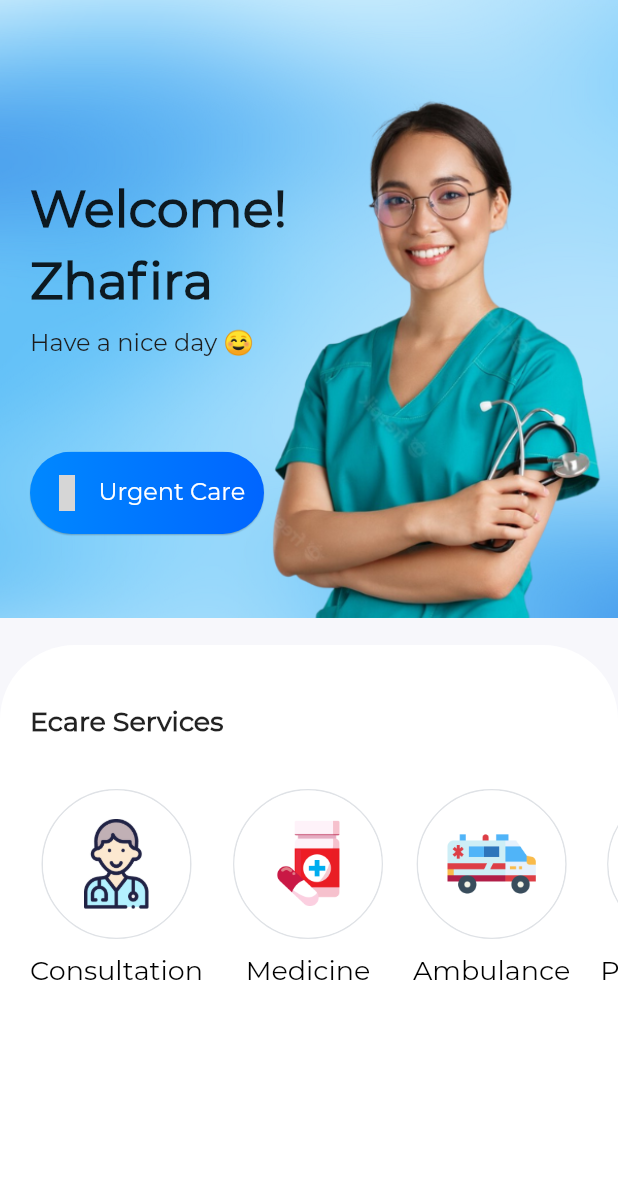
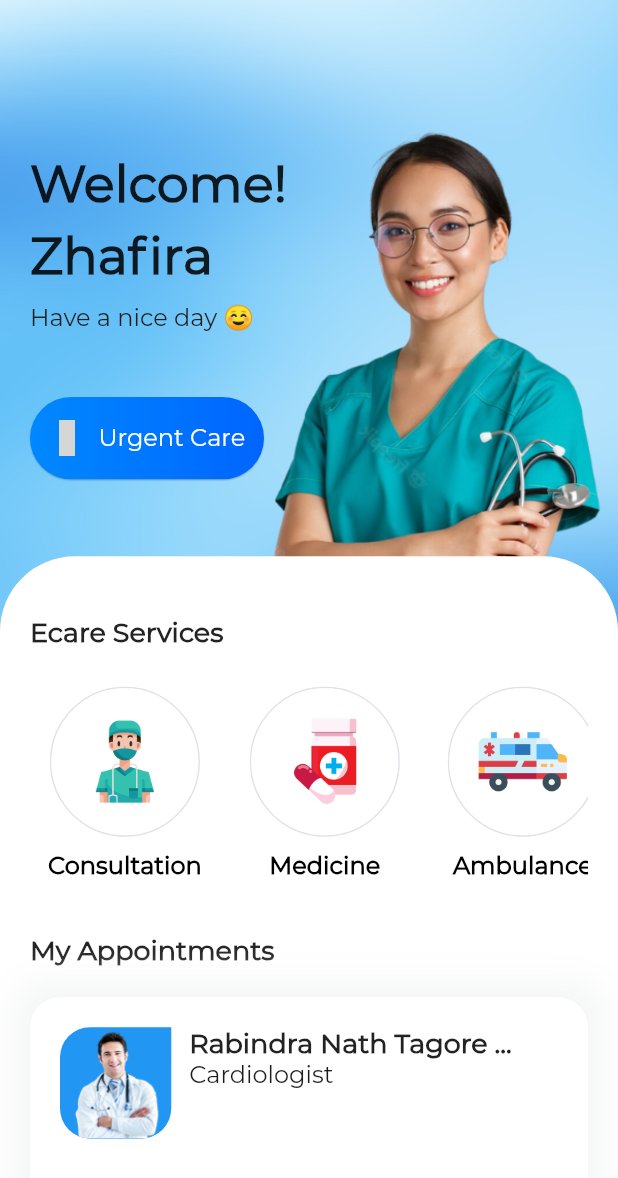
Before and after one commit to Surajpok/doctor, a Flutter app: the screen it shows after launch, on a phone screen of 412 x 824 dp. Shown: the top 1178 px of the screen. Run offline on Flutter 3.47's test engine with Material 2 defaults, Android fonts, the light colour scheme and no system bars; our stand-ins replace equatable, iconly; grey boxes are pictures that could not be loaded.

Commit message:
my appointments

```diff
--- /dev/null
+++ b/lib/components/appointment_section.dart
@@ -0,0 +1,102 @@
+import 'package:doctor/imports.dart';
+
+class AppoitmentSection extends StatelessWidget {
+  const AppoitmentSection({super.key});
+  @override
+  Widget build(BuildContext context) {
+    var _name = 'Rabindra Nath Tagore';
+    var _profession = 'Cardiologist';
+    return SizedBox(
+      height: ScreenSize.screenHeight * 0.3,
+      child: Stack(
+        children: <Widget>[
+          Container(
+            width: ScreenSize.screenWidth,
+            decoration: const BoxDecoration(
+              color: Colors.white,
+              borderRadius: BorderRadius.all(
+                  Radius.circular(RadiusSize.containerRadiusSmall)),
+              boxShadow: [
+                BoxShadow(
+                  color: ColorName.shadowColor,
+                  spreadRadius: 10,
+                  blurRadius: 20,
+                ),
+              ],
+            ),
+            child: InkWell(
+              onTap: () {
+                print('hello');
+              },
+              child: Padding(
+                padding: const EdgeInsets.all(Paddings.normal),
+                child: Column(
+                  mainAxisAlignment: MainAxisAlignment.start,
+                  crossAxisAlignment: CrossAxisAlignment.start,
+                  children: [
+                    Row(
+                      mainAxisAlignment: MainAxisAlignment.start,
+                      crossAxisAlignment: CrossAxisAlignment.start,
+                      children: [
+                        Container(
+                          height: ScreenSize.screenHeight *
+                              ContainerSizes.imageBoxHeightWidth,
+                          width: ScreenSize.screenHeight *
+                              ContainerSizes.imageBoxHeightWidth,
+                          decoration: BoxDecoration(
+                            color: Colors.blue,
+                            borderRadius: const BorderRadius.only(
+                              topLeft: Radius.circular(
+                                  RadiusSize.containerRadiusSmall),
+                              bottomLeft: Radius.circular(
+                                  RadiusSize.containerRadiusSmall),
+                              bottomRight: Radius.circular(
+                                  RadiusSize.containerRadiusSmall),
+                            ),
+                            image: DecorationImage(
+                              image: AssetImage(Assets.images.doctor.path),
+                              fit: BoxFit.cover, //change image fill type
+                            ),
+                          ),
+                        ),
+                        const SizedBox(
+                          width: Margins.normal,
+                        ),
+                        Column(
+                          mainAxisAlignment: MainAxisAlignment.start,
+                          crossAxisAlignment: CrossAxisAlignment.start,
+                          children: [
+                            Text(
+                              // "Dr. Rabindra Nath Tagore",
+                              _name.length > 10
+                                  ? '${_name.substring(0, 20)} ...'
+                                  : _name,
+                              style: const TextStyle(
+                                  fontSize: FontSizes.headline2,
+                                  fontWeight: FontWeight.w700),
+                            ),
+                            Text(
+                              // "Cardiologist- Kathmandu Medical College",
+                              _profession.length > 20
+                                  ? '${_profession.substring(0, 12)} ...'
+                                  : _profession,
+                              style: const TextStyle(
+                                fontSize: FontSizes.normal,
+                                color: ColorName.black,
+                                overflow: TextOverflow.ellipsis,
+                              ),
+                            ),
+                          ],
+                        )
+                      ],
+                    )
+                  ],
+                ),
+              ),
+            ),
+          ),
+        ],
+      ),
+    );
+  }
+}
--- a/lib/components/category_section.dart
+++ b/lib/components/category_section.dart
@@ -16,7 +16,8 @@ class CategorySection extends StatelessWidget {
             shrinkWrap: true,
             itemBuilder: (context, index) {
               return Container(
-                margin: const EdgeInsets.only(right: Paddings.normal),
+                margin: const EdgeInsets.only(
+                    right: Paddings.normal, left: Margins.normal),
                 child: Column(
                   mainAxisAlignment: MainAxisAlignment.center,
                   crossAxisAlignment: CrossAxisAlignment.center,
@@ -61,7 +62,8 @@ class CategorySection extends StatelessWidget {
                       Category.categories[index].name,
                       style: const TextStyle(
                         color: Colors.black,
-                        fontSize: FontSizes.headline2,
+                        fontSize: FontSizes.normal,
+                        fontWeight: FontWeight.w600,
                       ),
                       overflow: TextOverflow.ellipsis,
                     ),
--- a/lib/components/hero_section.dart
+++ b/lib/components/hero_section.dart
@@ -27,12 +27,15 @@ class HeroSection extends StatelessWidget {
               SizedBox(
                 height: ContainerSizes.heroTextColumnHeight,
                 child: Column(
-                  mainAxisAlignment: MainAxisAlignment.end,
+                  mainAxisAlignment: MainAxisAlignment.start,
                   crossAxisAlignment: CrossAxisAlignment.start,
                   children: [
                     Column(
                       crossAxisAlignment: CrossAxisAlignment.start,
                       children: const [
+                        SizedBox(
+                          height: UiSize.heroTextTopGap,
+                        ),
                         Text(
                           "Welcome!\nZhafira",
                           style: TextStyle(
@@ -41,7 +44,6 @@ class HeroSection extends StatelessWidget {
                             height: LineHeight.large,
                           ),
                         ),
-                        FittedBox(),
                         Text(
                           "Have a nice day ☺️",
                           style: TextStyle(
--- a/lib/constants/size.dart
+++ b/lib/constants/size.dart
@@ -2,7 +2,7 @@ class Margins {
   Margins._();
 
   static const double minimum = 8.0;
-  static const double normal = 20.0;
+  static const double normal = 12.0;
 }
 
 class Paddings {
@@ -26,10 +26,13 @@ class ContainerSizes {
   ContainerSizes._();
 
   // homepage Hero
-  static const double heroHeight = 0.5;
+  static const double heroHeight = 0.55;
   static const double heroTextColumnHeight = 300;
-  static const double categoryItemRowHeight = 200;
+
+  static const double categoryItemRowHeight = 180;
   static const double iconBoxHeightWidth = 100;
+
+  static const double imageBoxHeightWidth = 0.09;
 }
 
 class FontSizes {
@@ -41,13 +44,13 @@ class FontSizes {
 
   static const double label = 12.0;
   static const double placeholder = 14.0;
-  static const double intro = 18.0;
 }
 
 class RadiusSize {
   RadiusSize._();
 
   static const double containerRadius = 50.0;
+  static const double containerRadiusSmall = 20.0;
 
   static const double catagoryItemRadius = 100.0;
 
@@ -60,7 +63,8 @@ class UiSize {
 
   static const double sizedBoxWidth = 30;
   // hero section
-  static const double heroTextButtonGap = 60;
+  static const double heroTextButtonGap = 40;
+  static const double heroTextTopGap = 20;
 }
 
 class LineHeight {
--- a/lib/gen/assets.gen.dart
+++ b/lib/gen/assets.gen.dart
@@ -34,11 +34,14 @@ class $AssetsIconsGen {
 class $AssetsImagesGen {
   const $AssetsImagesGen();
 
+  /// File path: assets/images/doctor.png
+  AssetGenImage get doctor => const AssetGenImage('assets/images/doctor.png');
+
   /// File path: assets/images/model.png
   AssetGenImage get model => const AssetGenImage('assets/images/model.png');
 
   /// List of all assets
-  List<AssetGenImage> get values => [model];
+  List<AssetGenImage> get values => [doctor, model];
 }
 
 class Assets {
--- a/lib/gen/colors.gen.dart
+++ b/lib/gen/colors.gen.dart
@@ -34,6 +34,9 @@ class ColorName {
   /// Color: #DFE2E6
   static const Color secondaryAccent = Color(0xFFDFE2E6);
 
+  /// Color: #F4F5F5
+  static const Color shadowColor = Color(0xFFF4F5F5);
+
   /// Color: #0088FF
   static const Color textButtonColor = Color(0xFF0088FF);
 
--- a/lib/screens/home/home_screen.dart
+++ b/lib/screens/home/home_screen.dart
@@ -1,3 +1,4 @@
+import 'package:doctor/components/appointment_section.dart';
 import 'package:doctor/components/category_section.dart';
 import 'package:doctor/imports.dart';
 
@@ -27,12 +28,12 @@ class HomeScreen extends StatelessWidget {
 
 Widget _buildBody(BuildContext context) {
   return SizedBox(
-    height: ScreenSize.screenHeight * 1.5,
+    height: ScreenSize.screenHeight * 1.3,
     child: Stack(
       children: <Widget>[
         const HeroSection(),
         Positioned(
-          top: 430,
+          top: ScreenSize.screenHeight * 0.45,
           child: Container(
             width: ScreenSize.screenWidth,
             height: ScreenSize.screenHeight * 0.9,
@@ -45,7 +46,9 @@ Widget _buildBody(BuildContext context) {
             ),
             child: Padding(
               padding: const EdgeInsets.only(
-                  top: Paddings.content, left: Paddings.normal),
+                  top: Paddings.content,
+                  left: Paddings.normal,
+                  right: Paddings.normal),
               child: Column(
                 mainAxisAlignment: MainAxisAlignment.start,
                 crossAxisAlignment: CrossAxisAlignment.start,
@@ -58,6 +61,20 @@ Widget _buildBody(BuildContext context) {
                     ),
                   ),
                   CategorySection(),
+                  SizedBox(
+                    height: Paddings.minimum,
+                  ),
+                  Text(
+                    'My Appointments',
+                    style: TextStyle(
+                      fontSize: FontSizes.headline2,
+                      fontWeight: FontWeight.w700,
+                    ),
+                  ),
+                  SizedBox(
+                    height: Paddings.normal,
+                  ),
+                  AppoitmentSection(),
                 ],
               ),
             ),
```
Also changed, not shown: assets/icons/doctor.png, assets/images/doctor.png (added), 1 other file.
